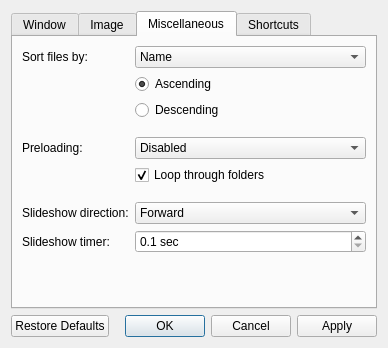
jurplel/qView, file src/qvoptionsdialog.ui: the form before one commit.
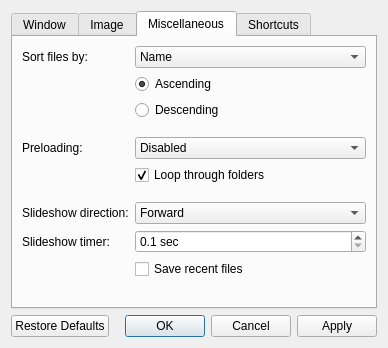
The form after the commit. The open tabs and pages were chosen to show the change.

```diff
--- a/src/qvoptionsdialog.ui
+++ b/src/qvoptionsdialog.ui
@@ -559,6 +559,13 @@
          </property>
         </widget>
        </item>
+       <item row="9" column="1">
+        <widget class="QCheckBox" name="saveRecentsCheckbox">
+         <property name="text">
+          <string>Save recent files</string>
+         </property>
+        </widget>
+       </item>
       </layout>
      </widget>
      <widget class="QWidget" name="shortcuts">
```
